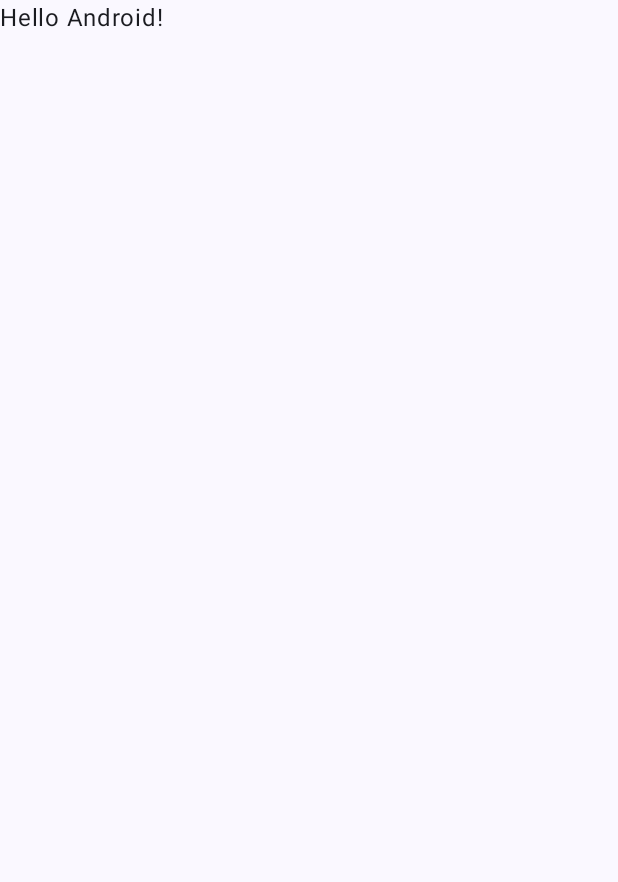
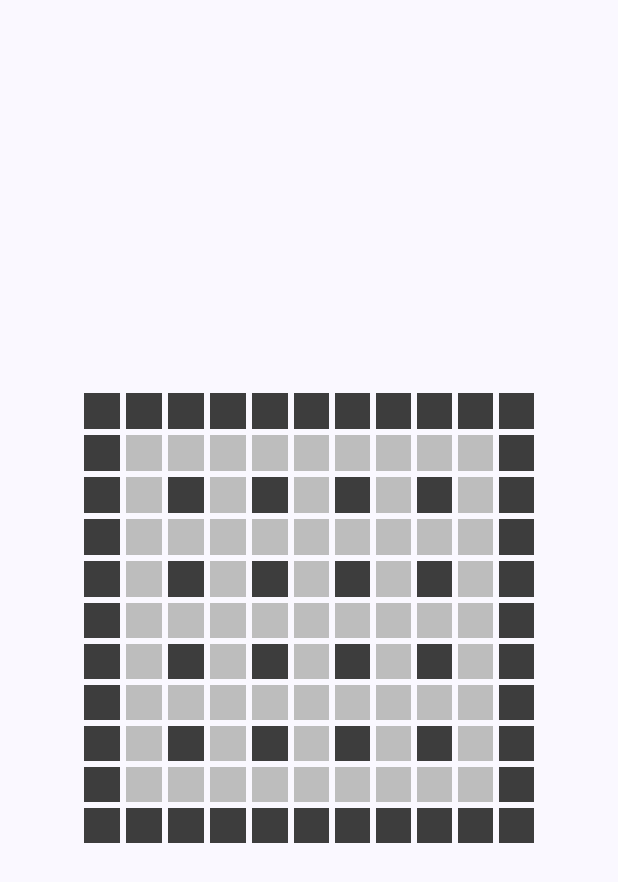
Before and after one commit to OperatorAlexCode/AssignmentC, an Android app built with Jetpack Compose: the screen it shows after launch (MainActivity), on a phone screen of 412 x 824 dp. Before the commit the part shown is almost empty. Shown: the top 882 px of the screen. Run offline under Robolectric (Android 15) with nearby library versions, the phone set to English and light mode, and no system bars.

Commit message:
Mazes are now able to be displayed visually

```diff
--- a/app/build.gradle.kts
+++ b/app/build.gradle.kts
@@ -56,4 +56,5 @@ dependencies {
     androidTestImplementation(libs.androidx.ui.test.junit4)
     debugImplementation(libs.androidx.ui.tooling)
     debugImplementation(libs.androidx.ui.test.manifest)
+    implementation("androidx.graphics:graphics-shapes:1.0.1")
 }
--- a/app/src/main/java/com/example/assignmentc/MainActivity.kt
+++ b/app/src/main/java/com/example/assignmentc/MainActivity.kt
@@ -1,16 +1,43 @@
 package com.example.assignmentc
 
 import android.os.Bundle
+import android.util.Log
 import androidx.activity.ComponentActivity
 import androidx.activity.compose.setContent
 import androidx.activity.enableEdgeToEdge
+import androidx.compose.foundation.background
+import androidx.compose.foundation.layout.Arrangement
+import androidx.compose.foundation.layout.Box
+import androidx.compose.foundation.layout.Column
+import androidx.compose.foundation.layout.Row
+import androidx.compose.foundation.layout.defaultMinSize
+import androidx.compose.foundation.layout.fillMaxHeight
 import androidx.compose.foundation.layout.fillMaxSize
+import androidx.compose.foundation.layout.fillMaxWidth
+import androidx.compose.foundation.layout.height
 import androidx.compose.foundation.layout.padding
+import androidx.compose.foundation.layout.size
+import androidx.compose.foundation.layout.width
+import androidx.compose.foundation.lazy.LazyColumn
+import androidx.compose.foundation.lazy.LazyRow
+import androidx.compose.foundation.lazy.items
 import androidx.compose.material3.Scaffold
 import androidx.compose.material3.Text
 import androidx.compose.runtime.Composable
+import androidx.compose.runtime.getValue
+import androidx.compose.runtime.mutableStateOf
+import androidx.compose.runtime.remember
+import androidx.compose.runtime.setValue
+import androidx.compose.ui.Alignment
 import androidx.compose.ui.Modifier
+import androidx.compose.ui.draw.drawWithCache
+import androidx.compose.ui.graphics.Color
+import androidx.compose.ui.graphics.asComposePath
+import androidx.compose.ui.graphics.drawscope.draw
 import androidx.compose.ui.tooling.preview.Preview
+import androidx.compose.ui.unit.dp
+import androidx.graphics.shapes.RoundedPolygon
+import androidx.graphics.shapes.toPath
 import com.example.assignmentc.ui.theme.AssignmentCTheme
 
 class MainActivity : ComponentActivity() {
@@ -18,12 +45,13 @@ class MainActivity : ComponentActivity() {
         super.onCreate(savedInstanceState)
         enableEdgeToEdge()
         setContent {
+            var maze by remember { mutableStateOf(Maze()) }
+
             AssignmentCTheme {
                 Scaffold(modifier = Modifier.fillMaxSize()) { innerPadding ->
-                    Greeting(
-                        name = "Android",
-                        modifier = Modifier.padding(innerPadding)
-                    )
+                    Box(modifier = Modifier.fillMaxSize().padding(innerPadding)) {
+                        MazeDisplay(Modifier.align(Alignment.Center),maze)
+                    }
                 }
             }
         }
@@ -38,10 +66,90 @@ fun Greeting(name: String, modifier: Modifier = Modifier) {
     )
 }
 
+@Composable
+fun MazeDisplay(modifier: Modifier,toDisplay: Maze) {
+    val dimension = 300.dp
+    val margin = 4.dp
+
+    /*Box(modifier = modifier.size(dimension)) {
+        LazyColumn(modifier = Modifier.fillMaxSize(),
+            verticalArrangement = Arrangement.spacedBy(margin),
+            horizontalAlignment = Alignment.CenterHorizontally)
+        {
+            items(toDisplay.Tiles) { row ->
+                LazyRow(modifier = Modifier.fillMaxSize(),
+                    horizontalArrangement = Arrangement.spacedBy(margin),
+                    verticalAlignment = Alignment.CenterVertically)
+                {
+                    items(row)
+                    { item ->
+                        var tileColor = Color(0xFFBDBDBD)
+
+                        if (item.IsWall)
+                            tileColor = Color(0xFF3D3D3D)
+
+                        /*Box(modifier = Modifier.size(20.dp).drawWithCache {
+                            val tile = RoundedPolygon(
+                                numVertices = 4,
+                                radius = size.minDimension/2,
+                                centerX = size.width/2,
+                                centerY = size.height/2
+                            )
+                            //Log.d("Shape", "Drawing shape $tile")
+                            val path = tile.toPath().asComposePath()
+                            onDrawBehind {
+                                drawPath(path,color = tileColor)
+                            }
+                        }.fillMaxSize())*/
+
+                        Box(modifier = Modifier.background(tileColor).fillMaxSize().defaultMinSize(10.dp,10.dp))
+                    }
+                }
+            }
+        }
+    }*/
+
+    Box(modifier = modifier.size(dimension)) {
+        Column(modifier = Modifier.fillMaxSize(),
+            verticalArrangement = Arrangement.spacedBy(margin),
+            horizontalAlignment = Alignment.CenterHorizontally)
+        {
+            for (y in 0..toDisplay.Width-1)
+            {
+                Row(modifier = Modifier.fillMaxSize().weight(1f),
+                    horizontalArrangement = Arrangement.spacedBy(margin),
+                    verticalAlignment = Alignment.CenterVertically) {
+                    for (x in 0..toDisplay.Height-1){
+                        var tileColor = Color(0xFFBDBDBD)
+
+                        if (toDisplay.Tiles[x][y].IsWall)
+                            tileColor = Color(0xFF3D3D3D)
+
+                        /*Box(modifier = Modifier.size(20.dp).drawWithCache {
+                            val tile = RoundedPolygon(
+                                numVertices = 4,
+                                radius = size.minDimension/2,
+                                centerX = size.width/2,
+                                centerY = size.height/2
+                            )
+                            //Log.d("Shape", "Drawing shape $tile")
+                            val path = tile.toPath().asComposePath()
+                            onDrawBehind {
+                                drawPath(path,color = tileColor)
+                            }
+                        }.fillMaxSize())*/
+
+                        Box(modifier = Modifier.weight(1f).background(tileColor).fillMaxSize().defaultMinSize(10.dp,10.dp))
+                    }
+                }
+            }
+        }
+    }
+}
+
 @Preview(showBackground = true)
 @Composable
 fun GreetingPreview() {
     AssignmentCTheme {
-        Greeting("Android")
     }
 }
--- a/app/src/main/java/com/example/assignmentc/Maze.kt
+++ b/app/src/main/java/com/example/assignmentc/Maze.kt
@@ -2,26 +2,60 @@ package com.example.assignmentc
 
 class Maze {
 
-    val Height: Int = 11
-    val Width: Int = 11
+    var Height: Int = 11
+    var Width: Int = 11
+    // 2D array of the tiles where:
+    // 0,0 is the upper left corner,
+    // Width-1, 0 is the upper right corner,
+    // 0, Height-1 is the lower left corner and
+    // Width-1, Height-1 is the lower right corner
     var Tiles: Array<Array<Tile>> = emptyArray()
 
-    init {
+    constructor() {
         Construct()
+        ConnectTiles()
     }
 
-    // Constructs the maze using a given instruction
+    constructor(height: Int, width:Int) {
+        Height = height
+        Width = width
+        Construct()
+        ConnectTiles()
+    }
+
+    // Default constructor that is used to create the maze using a given instruction
     fun Construct() {
         Tiles = Array(Height) { emptyArray() }
 
-        for (y in 0..Height-1){
-            var row = emptyArray<Tile>()
+        for (x in 0..Width-1){
+            var column = emptyArray<Tile>()
 
-            for (x in 0..Width-1){
-                row += Tile(x,y,false)
+            for (y in 0..Height-1){
+                column += Tile(x,y,if ((x == 0 || x == Width-1) || (y == 0 || y == Height-1) || (x % 2 == 0 && y % 2 == 0)) true else false)
             }
 
-            Tiles[y] = row
+            Tiles[x] = column
         }
     }
+
+    fun ConnectTiles() {
+        for (x in 0..Width-1)
+            for (y in 0.. Height-1) {
+                if (y - 1 >= 0)
+                    if (!Tiles[x][y-1].IsWall)
+                        Tiles[x][y].NorthTile = Tiles[x][y-1]
+
+                if (y + 1 < Height)
+                    if (!Tiles[x][y+1].IsWall)
+                        Tiles[x][y].SouthTile = Tiles[x][y+1]
+
+                if (x - 1 >= 0)
+                    if (!Tiles[x-1][y].IsWall)
+                        Tiles[x][y].WestTile = Tiles[x-1][y]
+
+                if (x + 1 < Width)
+                    if (!Tiles[x+1][y].IsWall)
+                        Tiles[x][y].EastTile = Tiles[x+1][y]
+            }
+    }
 }
```
